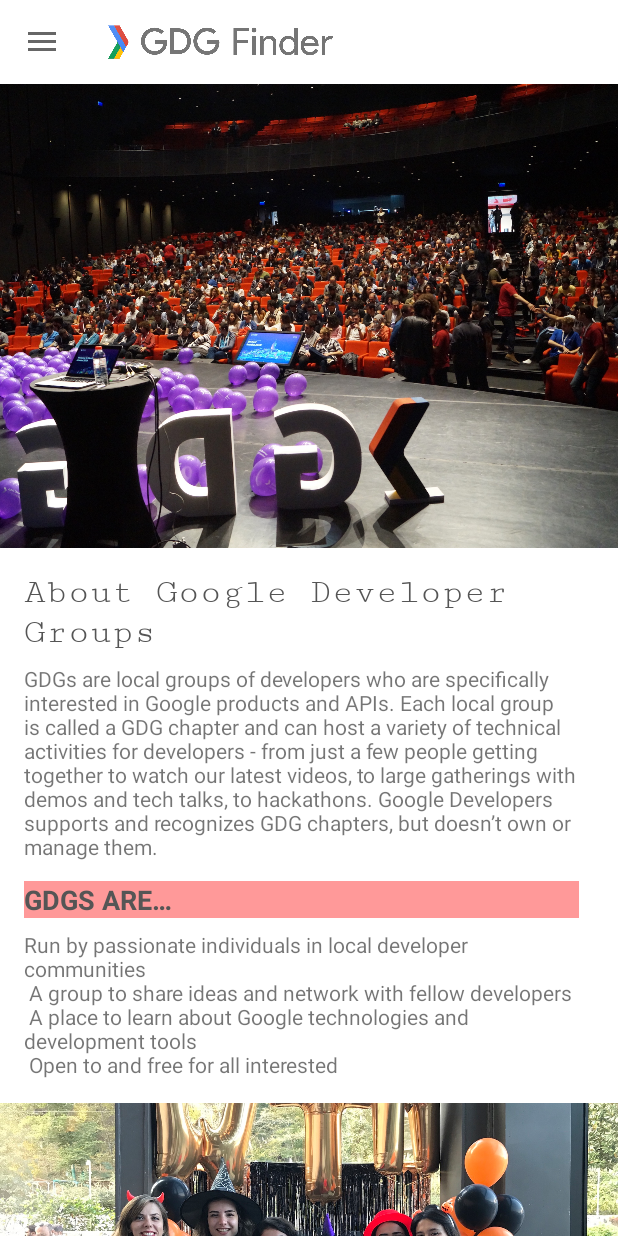
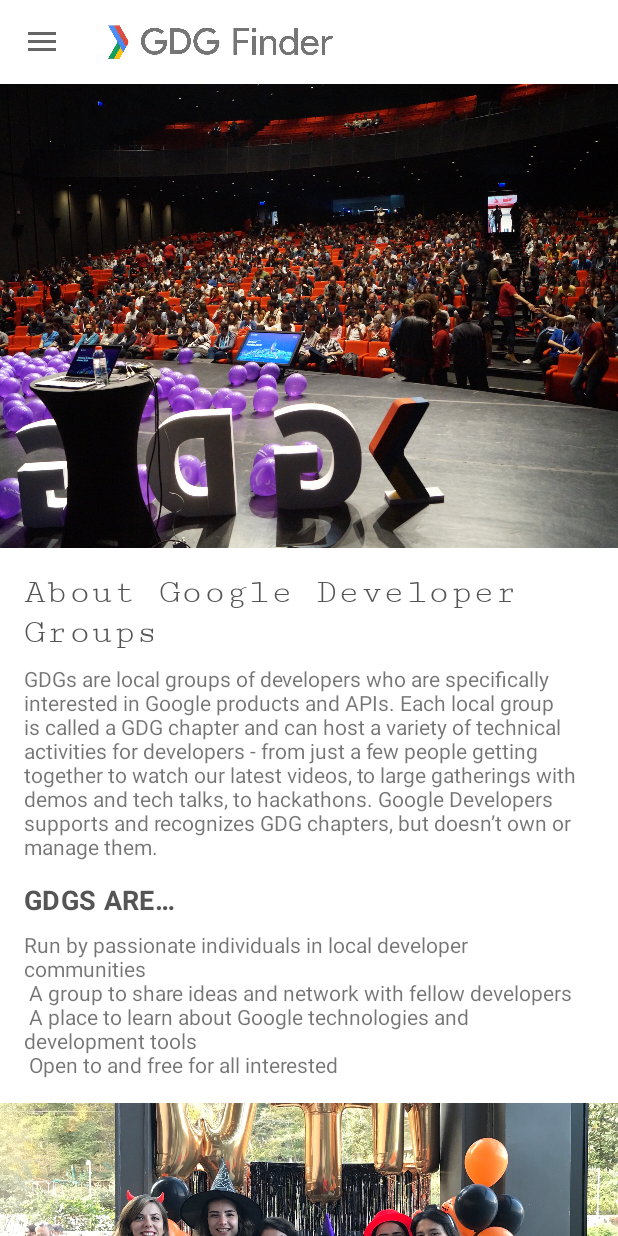
Before and after one commit to abubaker-cs/GDGFinder-codelabs, an Android app: the screen it shows after launch (MainActivity), on a phone screen of 412 x 824 dp. Run offline under Robolectric (Android 15) with nearby library versions, the phone set to English and light mode, and no system bars; our stand-ins replace data binding, navigation-ui; Roboto replaces fonts that are not available here.

Commit message:
Completed 1st Chapter

```diff
--- a/app/src/main/res/layout/home_fragment.xml
+++ b/app/src/main/res/layout/home_fragment.xml
@@ -46,15 +46,18 @@
                 app:srcCompat="@drawable/behind" />
 
             <!-- Title -->
+            <!--
+                android:textColor="#FF555555"
+                android:textSize="24sp"
+            -->
             <TextView
                 android:id="@+id/title"
                 android:layout_width="0dp"
                 android:layout_height="wrap_content"
                 android:layout_marginTop="16dp"
+                android:text="@string/about_google_developer_groups"
+                android:textAppearance="@style/TextAppearance.Title"
                 app:fontFamily="serif-monospace"
-                android:text="@string/about_google_developer_groups"
-                android:textColor="#FF555555"
-                android:textSize="24sp"
                 app:layout_constraintEnd_toStartOf="@+id/end_guideline"
                 app:layout_constraintStart_toStartOf="@+id/start_guideline"
                 app:layout_constraintTop_toBottomOf="@id/image" />
@@ -71,16 +74,19 @@
                 app:layout_constraintTop_toBottomOf="@id/title" />
 
             <!-- Subtitle -->
+            <!--
+                android:background="#ff9999"
+                android:textSize="18sp"
+            -->
             <TextView
                 android:id="@+id/subtitle"
                 android:layout_width="0dp"
                 android:layout_height="wrap_content"
                 android:layout_marginTop="13dp"
-                android:background="#ff9999"
                 android:text="@string/gdgs_are"
                 android:textAllCaps="true"
+                android:textAppearance="@style/TextAppearance.Subtitle"
                 android:textColor="#555555"
-                android:textSize="18sp"
                 android:textStyle="bold"
                 app:layout_constraintEnd_toStartOf="@id/end_guideline"
                 app:layout_constraintStart_toEndOf="@id/start_guideline"
--- a/app/src/main/res/values/styles.xml
+++ b/app/src/main/res/values/styles.xml
@@ -26,4 +26,15 @@
         <item name="colorAccent">@color/colorAccent</item>
     </style>
 
+    <!-- Title -->
+    <style name="TextAppearance.Title" parent="TextAppearance.MaterialComponents.Headline6">
+        <item name="android:textSize">24sp</item>
+        <item name="android:textColor">#555555</item>
+    </style>
+
+    <!-- Subtitle -->
+    <style name="TextAppearance.Subtitle" parent="TextAppearance.Title">
+        <item name="android:textSize">18sp</item>
+    </style>
+
 </resources>
```
